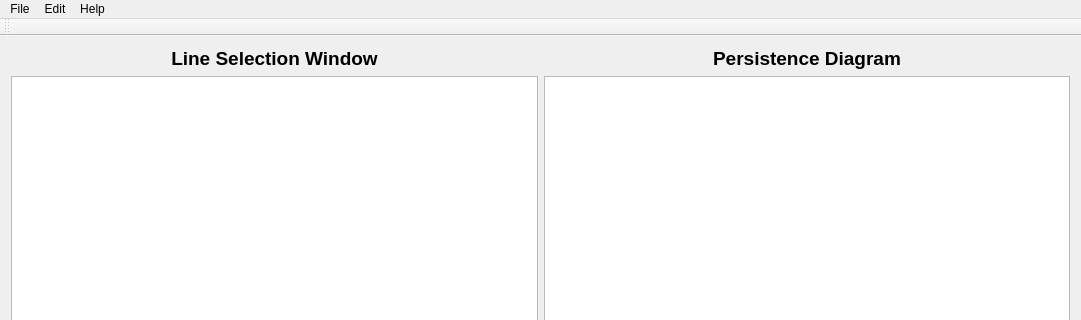
Old version of the form visualizationwindow.ui in the repository rivetTDA/rivet; both pictures show x 0 to 1081 and y 0 to 320 of the 1081 by 850 pixel window.
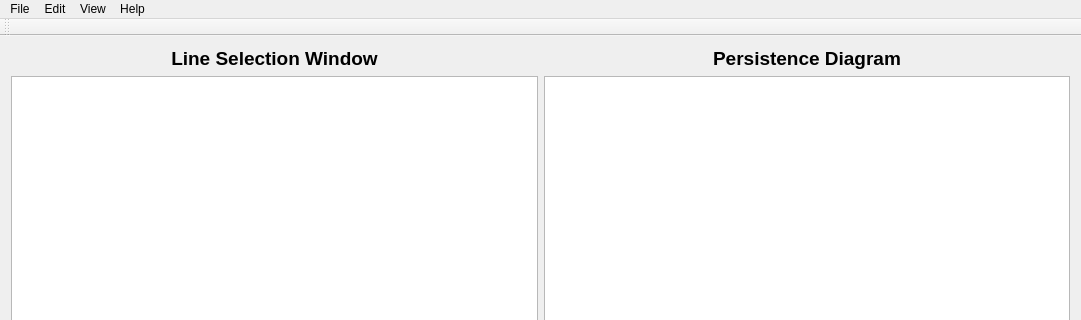
New version of the form. Custom widgets are drawn as their Qt base class.

Commit message: small changes to dropdown menu format

Patch:
```diff
--- a/visualizationwindow.ui
+++ b/visualizationwindow.ui
@@ -769,8 +769,18 @@
     </property>
     <addaction name="actionConfigure"/>
    </widget>
+   <widget class="QMenu" name="menuView">
+    <property name="title">
+     <string>View</string>
+    </property>
+    <addaction name="actionRestore_default_window"/>
+    <addaction name="actionBetti_number_window"/>
+    <addaction name="separator"/>
+    <addaction name="actionAutomatically_reset_line"/>
+   </widget>
    <addaction name="menuMain_Window"/>
    <addaction name="menuEdit"/>
+   <addaction name="menuView"/>
    <addaction name="menuHelp"/>
   </widget>
   <widget class="QToolBar" name="mainToolBar">
```
Left out of the diff: 22 changed lines with no effect on the pictures.
